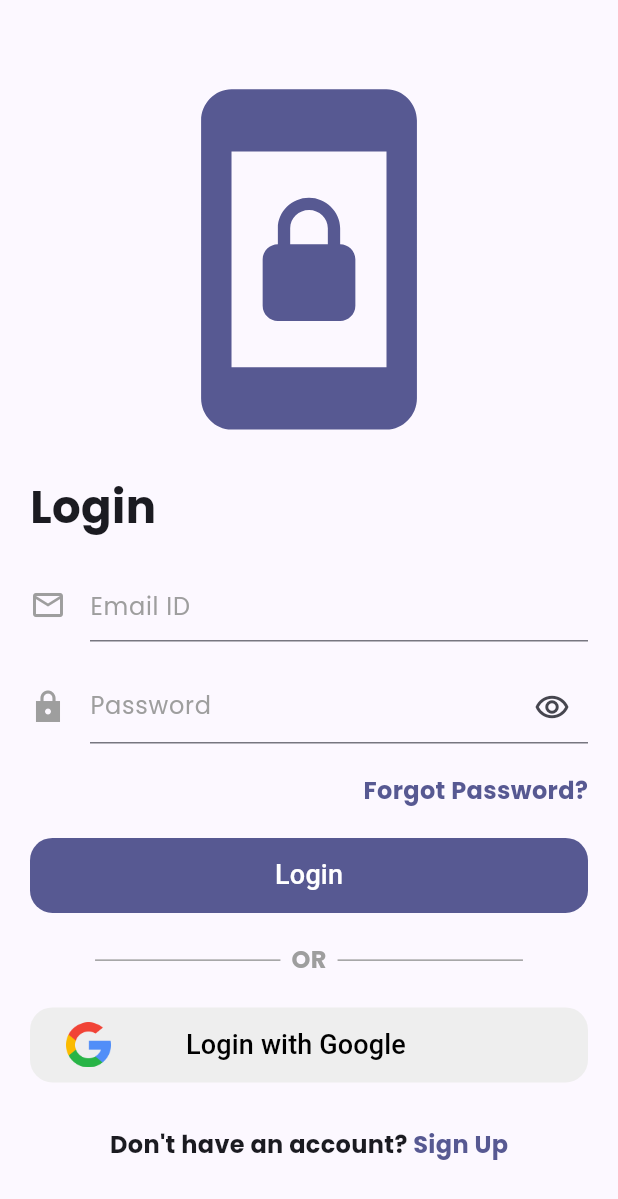
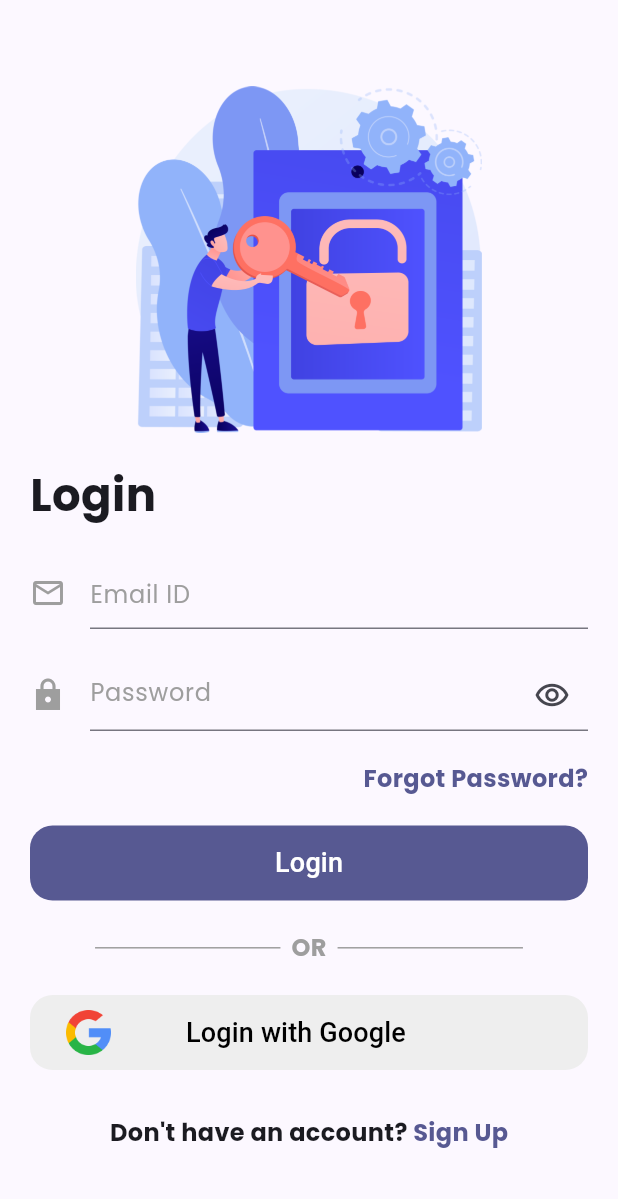
Before and after one commit to bytefz/products-app-gc, a Flutter app: the screen it shows after launch, on a phone screen of 412 x 824 dp. Shown: the top 1199 px of the screen. Run offline on Flutter 3.47's test engine with Material 2 defaults, Android fonts, the phone set to English and light mode, and no system bars; drawn by our look-alikes of auto_size_text; our stand-ins replace flutter_dotenv, go_router, google_fonts.

Commit message:
Change Icon Login

```diff
--- a/lib/features/auth/presentation/screens/login_screen.dart
+++ b/lib/features/auth/presentation/screens/login_screen.dart
@@ -265,12 +265,10 @@ class _IconLogin extends StatelessWidget {
   @override
   Widget build(BuildContext context) {
     final size = MediaQuery.of(context).size;
-    final colors = Theme.of(context).colorScheme;
 
-    return Icon(
-      Icons.screen_lock_portrait_outlined,
-      size: size.height * 0.3,
-      color: colors.primary,
+    return Image.asset(
+      LocalImagesDataSource.loginImagePath,
+      height: size.height * .28,
     );
   }
 }
```
